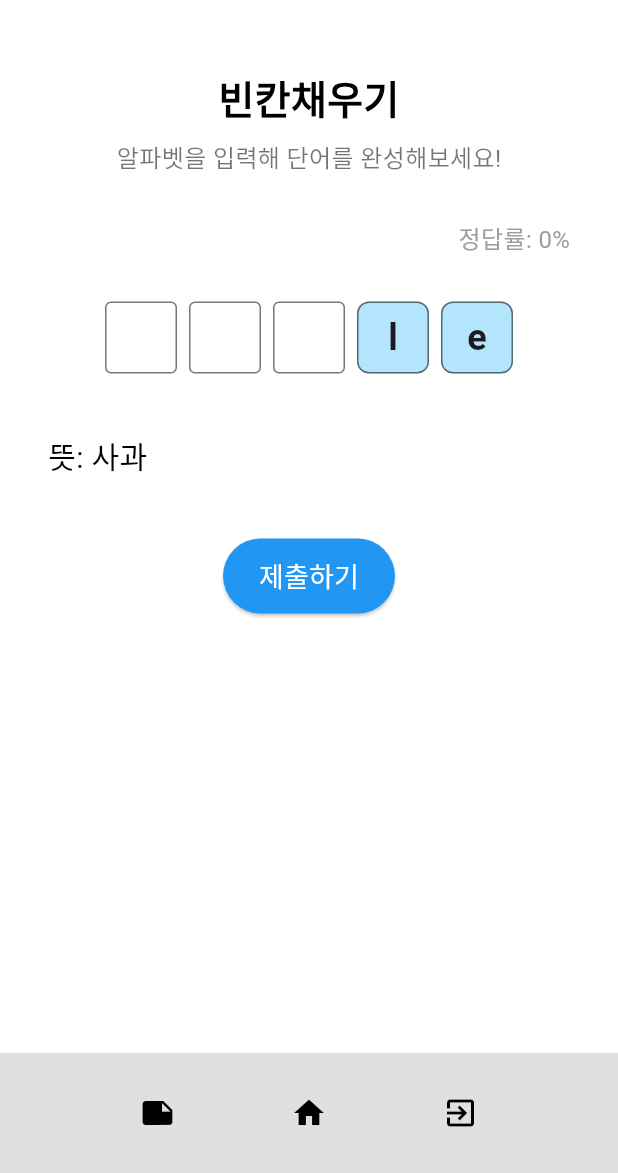
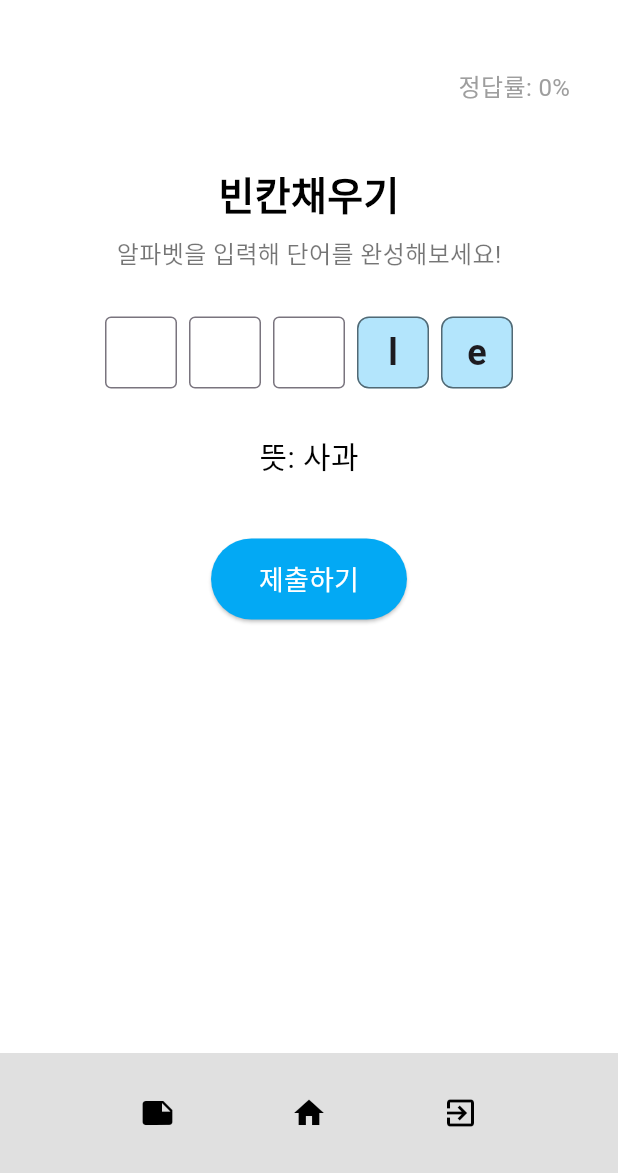
Before and after one commit to kthowns/mobile-dictionary, a Flutter app: the FillBlankPage screen opened by its route, on a phone screen of 412 x 824 dp, the part 63-1236 px from its top. Run offline on Flutter 3.47's test engine with Material 3 defaults, Android fonts, the phone set to English and light mode, and no system bars.

Commit message:
fix: 빈칸채우기 UI 수정 - 제출하기 버튼 색상 수정 - 제출하기 글자 색 수정

```diff
--- a/mobidic_flutter/lib/Fill_blank.dart
+++ b/mobidic_flutter/lib/Fill_blank.dart
@@ -72,17 +72,16 @@ class _FillBlankPageState extends State<FillBlankPage> {
           TextButton(
             onPressed: () {
               Navigator.pop(context);
-
               if (currentIndex < quizList.length - 1) {
                 setState(() {
                   currentIndex++;
                   _setupCurrentQuestion();
                 });
               } else {
-                _showSummaryDialog(); // ✅ 마지막 문제 후 통계 다이얼로그 표시
+                _showSummaryDialog();
               }
             },
-            child: const Text("다음"),
+            child: const Text("다음 문제"),
           ),
         ],
       ),
@@ -141,6 +140,7 @@ class _FillBlankPageState extends State<FillBlankPage> {
 
     return Scaffold(
       backgroundColor: Colors.white,
+      resizeToAvoidBottomInset: true,
       appBar: AppBar(
         title: const Text('MOBIDIC'),
         centerTitle: true,
@@ -148,11 +148,19 @@ class _FillBlankPageState extends State<FillBlankPage> {
         foregroundColor: Colors.black,
         elevation: 0,
       ),
-      body: Padding(
+      body: SingleChildScrollView(
         padding: const EdgeInsets.all(32.0),
         child: Column(
           crossAxisAlignment: CrossAxisAlignment.start,
           children: [
+            Align(
+              alignment: Alignment.centerRight,
+              child: Text(
+                getAccuracyText(),
+                style: const TextStyle(fontSize: 16, color: Colors.grey),
+              ),
+            ),
+            const SizedBox(height: 40),
             const Center(
               child: Text(
                 '빈칸채우기',
@@ -171,14 +179,6 @@ class _FillBlankPageState extends State<FillBlankPage> {
               ),
             ),
             const SizedBox(height: 30),
-            Align(
-              alignment: Alignment.centerRight,
-              child: Text(
-                getAccuracyText(),
-                style: const TextStyle(fontSize: 16, color: Colors.grey),
-              ),
-            ),
-            const SizedBox(height: 30),
             Row(
               mainAxisAlignment: MainAxisAlignment.center,
               children: List.generate(word.length, (i) {
@@ -189,25 +189,29 @@ class _FillBlankPageState extends State<FillBlankPage> {
                 }
               }),
             ),
-            const SizedBox(height: 40),
-            Text('뜻: $meaning',
-                style: const TextStyle(fontSize: 20, color: Colors.black)),
+            const SizedBox(height: 30),
+            Center(
+              child: Text('뜻: $meaning',
+                  style: const TextStyle(fontSize: 20, color: Colors.black)),
+            ),
             const SizedBox(height: 40),
             Center(
               child: ElevatedButton(
                 onPressed: checkAnswer,
                 style: ElevatedButton.styleFrom(
-                  padding: const EdgeInsets.symmetric(horizontal: 24, vertical: 12),
-                  backgroundColor: Colors.blue,
-                  foregroundColor: Colors.white,
+                  padding: const EdgeInsets.symmetric(horizontal: 32, vertical: 14),
+                  backgroundColor: Colors.lightBlue,
                   shape: RoundedRectangleBorder(
                     borderRadius: BorderRadius.circular(30),
                   ),
                 ),
-                child: const Text('제출하기', style: TextStyle(fontSize: 18)),
+                child: const Text(
+                  '제출하기',
+                  style: TextStyle(fontSize: 18, color: Colors.white),
+                ),
               ),
             ),
-            const SizedBox(height: 40),
+            const SizedBox(height: 80), // ✅ 하단바에 가려지지 않도록 여유 공간 추가
           ],
         ),
       ),
```
